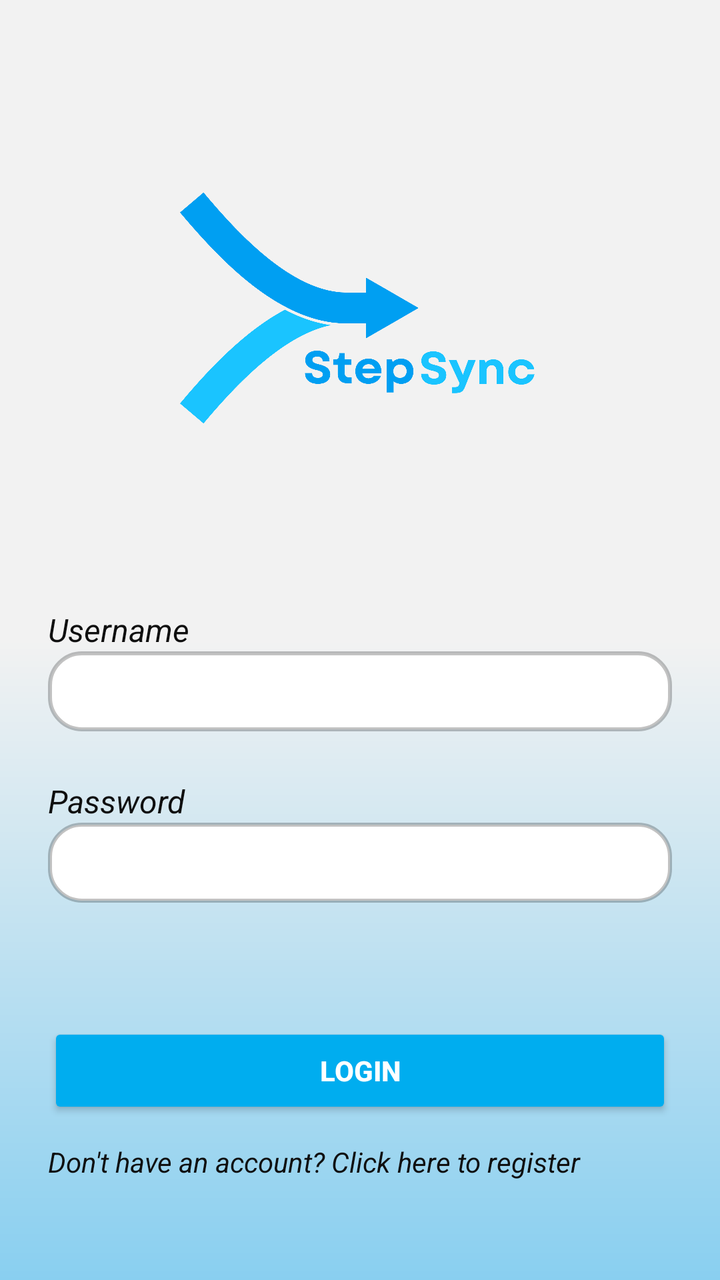
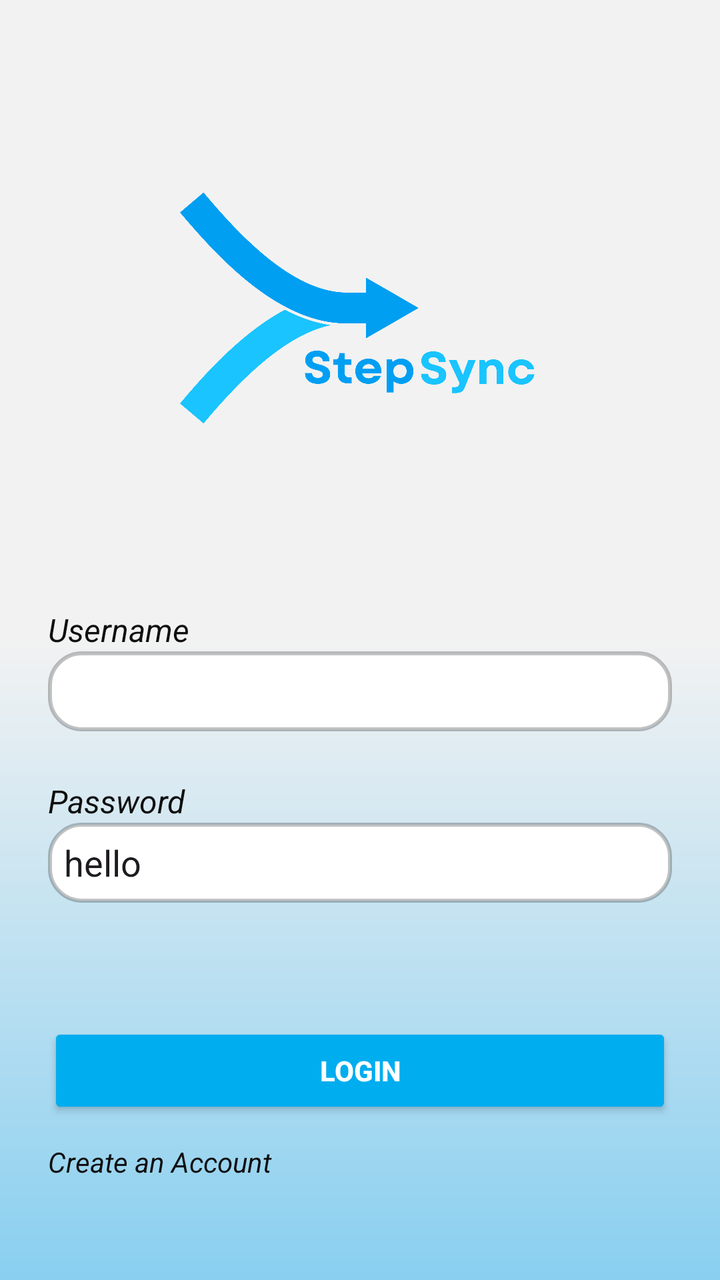

Compare the two renders of this Android layout. The source of the first and the diff that turns it into the second are given below.
<!-- AndroidManifest.xml: application theme Theme.StepSync -->
<!-- res/layout/activity_login.xml -->
<?xml version="1.0" encoding="utf-8"?>
<LinearLayout xmlns:android="http://schemas.android.com/apk/res/android"
    android:orientation="vertical"
    android:layout_width="match_parent"
    android:layout_height="match_parent"
    android:padding="24dp"
    android:background="@drawable/gradient_drawable">

    <ImageView
        android:layout_marginTop="40dp"
        android:src="@drawable/stepsync_icon"
        android:layout_width="180dp"
        android:layout_height="180dp"
        android:layout_gravity="center"
        android:layout_marginBottom="60dp"/>


    <LinearLayout
        android:layout_width="match_parent"
        android:layout_height="wrap_content"
        android:orientation="vertical"
        android:layout_marginBottom="24dp">
        <TextView
            android:layout_width="wrap_content"
            android:layout_height="wrap_content"
            android:layout_marginRight="8dp"
            android:text="Username"
            android:fontFamily="@font/roboto"
            android:textStyle="italic"
            android:textColor="#0f0f0f"
            android:textSize="16dp"/>
        <EditText
            android:id="@+id/edit_username"
            android:layout_width="match_parent"
            android:layout_height="40dp"
            android:background="@drawable/placeholder2_drawable"
            android:elevation="2dp"/>

    </LinearLayout>

    <LinearLayout
        android:layout_width="match_parent"
        android:layout_height="wrap_content"
        android:orientation="vertical"
        android:layout_marginBottom="40dp">
        <TextView
            android:layout_width="wrap_content"
            android:layout_height="wrap_content"
            android:layout_marginRight="8dp"
            android:text="Password"
            android:fontFamily="@font/roboto"
            android:textStyle="italic"
            android:textColor="#0f0f0f"
            android:textSize="16dp"/>
        <EditText
            android:id="@+id/edit_password"
            android:layout_width="match_parent"
            android:layout_height="40dp"
            android:background="@drawable/placeholder2_drawable"
            android:elevation="2dp"/>
    </LinearLayout>

    <Button
        android:id="@+id/button_login"
        android:layout_marginTop="20dp"
        android:layout_marginBottom="12dp"
        android:layout_width="match_parent"
        android:layout_height="wrap_content"
        android:textStyle="bold"
        android:text="Login"
        android:clickable="true"
        android:backgroundTint="#00adef"
        android:textColor="@android:color/white"
        android:elevation="4dp"/>

    <LinearLayout
        android:layout_width="match_parent"
        android:layout_height="wrap_content">
        <TextView
            android:id="@+id/button_register"
            android:text="Don't have an account? Click here to register"
            android:textColor="#0f0f0f"
            android:textStyle="italic"
            android:textAlignment="center"
            android:layout_width="match_parent"
            android:layout_height="wrap_content"
            android:backgroundTint="#f2f2f2"
            android:clickable="true"/>
    </LinearLayout>

</LinearLayout>
<!-- resources referenced by this layout -->
<resources>
  <!-- drawable gradient_drawable (drawable) -->
  <?xml version = "1.0" encoding = "utf-8" ?>
  <shape
      android:shape = "rectangle"
      xmlns:android = "http://schemas.android.com/apk/res/android" >
  
      <gradient
          android:startColor = "#F2F2F2"
          android:centerColor="#F2F2F2"
          android:endColor = "#89CFF0"
          android:angle = "1"
          android:type = "linear"/>
  </shape>
  <!-- drawable placeholder2_drawable (drawable) -->
  <?xml version="1.0" encoding="UTF-8"?>
  <shape xmlns:android="http://schemas.android.com/apk/res/android">
  
      <stroke android:width="2dp"
          android:color="#400f0f0f"/>
  
      <solid android:color="#ffffff"/>
  
      <padding android:left="1dp"
          android:top="1dp"
          android:right="1dp"
          android:bottom="1dp"/>
  
      <corners android:radius="16dp" />
  </shape>
  <!-- drawable stepsync_icon: png bitmap (drawable, 79585 bytes) -->
  <style name="Theme.StepSync" parent="android:Theme.Material.Light.NoActionBar" />
</resources>

<!-- the commit's change to res/layout/activity_login.xml (unified diff, before → after) -->
@@ -33,6 +33,7 @@
             android:id="@+id/edit_username"
             android:layout_width="match_parent"
             android:layout_height="40dp"
+            android:padding="20dp"
             android:background="@drawable/placeholder2_drawable"
             android:elevation="2dp"/>
 
@@ -56,6 +57,9 @@
             android:id="@+id/edit_password"
             android:layout_width="match_parent"
             android:layout_height="40dp"
+            android:padding="8dp"
+            android:text="hello"
+
             android:background="@drawable/placeholder2_drawable"
             android:elevation="2dp"/>
     </LinearLayout>
@@ -77,8 +81,8 @@
         android:layout_width="match_parent"
         android:layout_height="wrap_content">
         <TextView
-            android:id="@+id/button_register"
-            android:text="Don't have an account? Click here to register"
+            android:id="@+id/text_register"
+            android:text="Create an Account"
             android:textColor="#0f0f0f"
             android:textStyle="italic"
             android:textAlignment="center"
